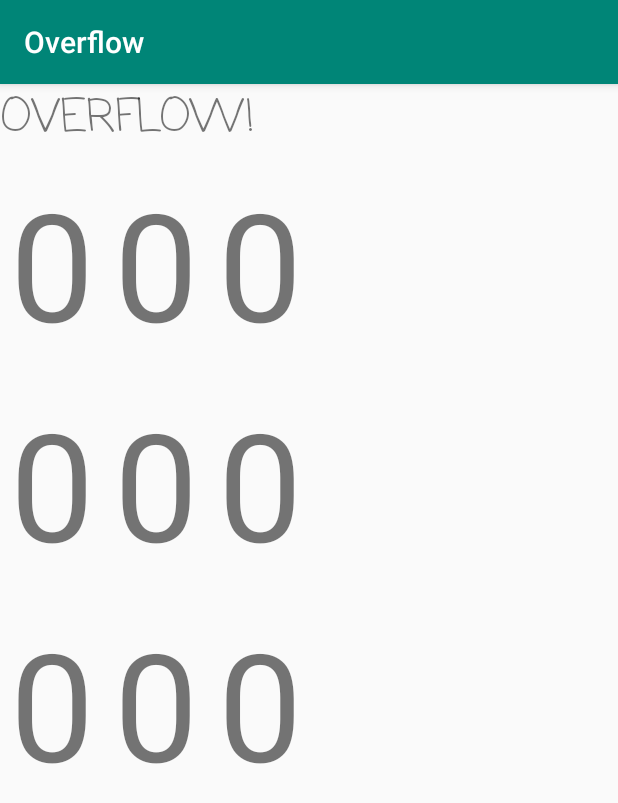
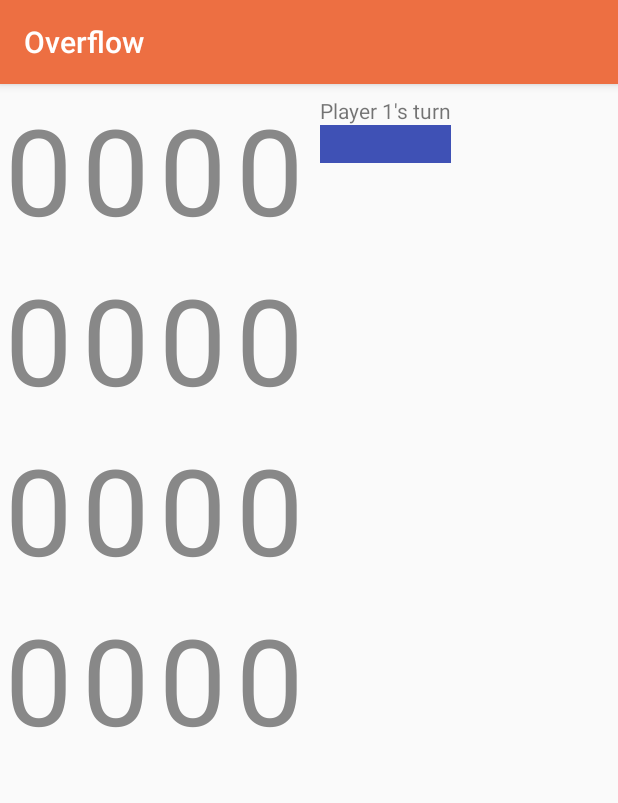
Before and after one commit to kikifreena/Overflow, an Android app: the screen it shows after launch (MainActivity), on a phone screen of 412 x 824 dp. Shown: the top 803 px of the screen. Run offline under Robolectric (Android 15) with nearby library versions, the phone set to English and light mode, and no system bars.

Commit message:
Implement turn-taking

```diff
--- a/app/src/main/java/edu/mills/overflo/MainActivity.java
+++ b/app/src/main/java/edu/mills/overflo/MainActivity.java
@@ -1,5 +1,6 @@
 package edu.mills.overflo;
 
+import android.graphics.Color;
 import android.os.Bundle;
 import android.support.v7.app.AppCompatActivity;
 import android.support.v7.widget.GridLayout;
@@ -7,16 +8,22 @@ import android.view.View;
 import android.widget.TextView;
 
 public class MainActivity extends AppCompatActivity {
-
-    private static final int sideSize = 3;
+    private static final int sideSize = 4;
     private static int size;
     private static TextView[] textViews;
     private static Grid g;
+    private static int next;
 
-    public static void drawGrid() {
+    private void drawGrid() {
         for (final Square s : g.getSquares()) {
             int i = s.getId();
             textViews[i].setText(Integer.toString(s.getValue()));
+            if (s.getPlayer() == 1) {
+                textViews[i].setTextColor(getResources().getColor(R.color.blue));
+            }
+            if (s.getPlayer() == 2) {
+                textViews[i].setTextColor(getResources().getColor(R.color.gold));
+            }
         }
     }
 
@@ -33,17 +40,26 @@ public class MainActivity extends AppCompatActivity {
             int i = s.getId();
             textViews[i] = new TextView(this);
             textViews[i].setText(Integer.toString(s.getValue()));
-            textViews[i].setTextSize(100);
-            textViews[i].setPadding(10, 10, 10, 10);
+            textViews[i].setTextSize(80);
+            textViews[i].setPadding(5, 5, 5, 5);
             textViews[i].setId(i);
+            textViews[i].setTextColor(Color.GRAY);
             textViews[i].setOnClickListener(new View.OnClickListener() {
                 @Override
                 public void onClick(View v) {
-                    g.increment(s);
+                    next = g.oneTurn(s);
+                    View colorView = findViewById(R.id.turn_color);
+                    TextView textView = findViewById(R.id.turn_text);
+                    if (next == 1) {
+                        colorView.setBackgroundColor(getResources().getColor(R.color.blue));
+                        textView.setText(R.string.player_1_turn);
+                    }
+                    if (next == 2) {
+                        colorView.setBackgroundColor(getResources().getColor(R.color.gold));
+                        textView.setText(R.string.player_2_turn);
+                    }
                     drawGrid();
                 }
-
-                ;
             });
             gridLayout.addView(textViews[i]);
         }
--- a/app/src/main/java/edu/mills/overflo/Square.java
+++ b/app/src/main/java/edu/mills/overflo/Square.java
@@ -4,15 +4,25 @@ class Square {
     private boolean overflowed;
     private int value;
     private int id;
+    private int player;
 
     Square(int id) {
         this.value = 0;
         overflowed = false;
         this.id = id;
+        player = 0;
     }
 
     int getValue() {
         return value;
+    }
+
+    int getPlayer() {
+        return player;
+    }
+
+    void setPlayer(int id) {
+        player = id;
     }
 
     @Override
--- a/app/src/main/res/layout/activity_main.xml
+++ b/app/src/main/res/layout/activity_main.xml
@@ -1,24 +1,40 @@
 <?xml version="1.0" encoding="utf-8"?>
 <android.widget.LinearLayout xmlns:android="http://schemas.android.com/apk/res/android"
-    xmlns:app="http://schemas.android.com/apk/res-auto"
     xmlns:tools="http://schemas.android.com/tools"
     android:layout_width="match_parent"
     android:layout_height="match_parent"
     android:orientation="vertical"
     tools:context=".MainActivity">
 
-    <TextView
+    <LinearLayout
         android:layout_width="wrap_content"
         android:layout_height="wrap_content"
-        android:fontFamily="casual"
-        android:text="OVERFLOW!"
-        android:textSize="30sp" />
+        android:gravity="center_horizontal"
+        android:orientation="horizontal">
 
-    <android.support.v7.widget.GridLayout
-        android:id="@+id/grid"
-        android:layout_width="match_parent"
-        android:layout_height="match_parent">
-    </android.support.v7.widget.GridLayout>
+        <android.support.v7.widget.GridLayout
+            android:id="@+id/grid"
+            android:layout_width="wrap_content"
+            android:layout_height="wrap_content"></android.support.v7.widget.GridLayout>
 
+        <LinearLayout
+            android:layout_width="wrap_content"
+            android:layout_height="wrap_content"
+            android:orientation="vertical"
+            android:padding="@dimen/default_gap">
+
+            <TextView
+                android:id="@+id/turn_text"
+                android:layout_width="wrap_content"
+                android:layout_height="wrap_content"
+                android:text="@string/player_1_turn" />
+
+            <View
+                android:id="@+id/turn_color"
+                android:layout_width="match_parent"
+                android:layout_height="25dp"
+                android:background="@color/blue" />
+        </LinearLayout>
+    </LinearLayout>
 
 </android.widget.LinearLayout>
--- a/app/src/main/res/values/colors.xml
+++ b/app/src/main/res/values/colors.xml
@@ -1,6 +1,8 @@
 <?xml version="1.0" encoding="utf-8"?>
 <resources>
-    <color name="colorPrimary">#008577</color>
+    <color name="colorPrimary">#ed6f42</color>
     <color name="colorPrimaryDark">#00574B</color>
     <color name="colorAccent">#D81B60</color>
+    <color name="blue">#3F51B5</color>
+    <color name="gold">#edc542</color>
 </resources>
--- a/app/src/main/res/values/strings.xml
+++ b/app/src/main/res/values/strings.xml
@@ -1,4 +1,6 @@
 <resources>
     <string name="app_name">Overflow</string>
     <string name="x">0</string>
+    <string name="player_1_turn">Player 1\'s turn</string>
+    <string name="player_2_turn">Player 2\'s turn</string>
 </resources>
```
Also changed, not shown: app/src/main/java/edu/mills/overflo/Grid.java (+20 -9 lines).
